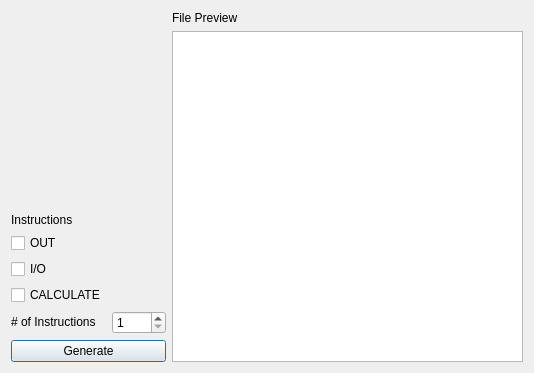
Above: src/randomfileoptionsdialog.ui from stearnsbq/BYRON_STEARNS_CMSC312_2019 before the change. Below: the same form after it.
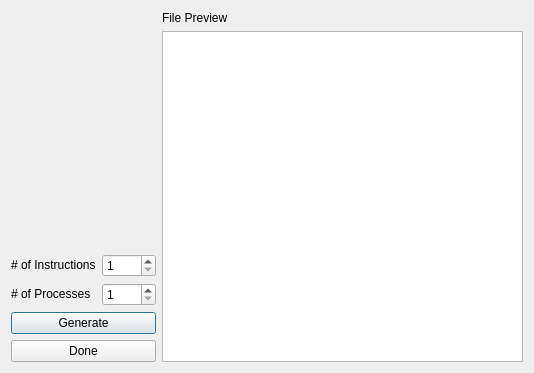
That is the form after the change.

```diff
--- a/src/randomfileoptionsdialog.ui
+++ b/src/randomfileoptionsdialog.ui
@@ -14,7 +14,20 @@
    <string>Random File</string>
   </property>
   <layout class="QGridLayout" name="gridLayout">
-   <item row="3" column="2" rowspan="7">
+   <item row="0" column="2">
+    <widget class="QLabel" name="label_3">
+     <property name="sizePolicy">
+      <sizepolicy hsizetype="Preferred" vsizetype="Fixed">
+       <horstretch>0</horstretch>
+       <verstretch>0</verstretch>
+      </sizepolicy>
+     </property>
+     <property name="text">
+      <string>File Preview</string>
+     </property>
+    </widget>
+   </item>
+   <item row="3" column="2" rowspan="5">
     <widget class="QPlainTextEdit" name="plainTextEdit">
      <property name="sizePolicy">
       <sizepolicy hsizetype="Expanding" vsizetype="Expanding">
@@ -27,21 +40,14 @@
      </property>
     </widget>
    </item>
-   <item row="5" column="0">
-    <widget class="QCheckBox" name="OUT">
-     <property name="text">
-      <string>OUT</string>
-     </property>
-    </widget>
-   </item>
-   <item row="9" column="0" colspan="2">
+   <item row="6" column="0" colspan="2">
     <widget class="QPushButton" name="generate">
      <property name="text">
       <string>Generate</string>
      </property>
     </widget>
    </item>
-   <item row="8" column="0">
+   <item row="4" column="0">
     <widget class="QLabel" name="label">
      <property name="sizePolicy">
       <sizepolicy hsizetype="Fixed" vsizetype="Fixed">
@@ -54,21 +60,14 @@
      </property>
     </widget>
    </item>
-   <item row="6" column="0">
-    <widget class="QCheckBox" name="IO">
+   <item row="7" column="0" colspan="2">
+    <widget class="QPushButton" name="done">
      <property name="text">
-      <string>I/O</string>
+      <string>Done</string>
      </property>
     </widget>
    </item>
-   <item row="7" column="0">
-    <widget class="QCheckBox" name="CALC">
-     <property name="text">
-      <string>CALCULATE</string>
-     </property>
-    </widget>
-   </item>
-   <item row="8" column="1">
+   <item row="4" column="1">
     <widget class="QSpinBox" name="numInstructions">
      <property name="minimum">
       <number>1</number>
@@ -78,29 +77,26 @@
      </property>
     </widget>
    </item>
-   <item row="4" column="0">
+   <item row="5" column="0">
     <widget class="QLabel" name="label_2">
      <property name="sizePolicy">
-      <sizepolicy hsizetype="Preferred" vsizetype="Fixed">
+      <sizepolicy hsizetype="Minimum" vsizetype="Fixed">
        <horstretch>0</horstretch>
        <verstretch>0</verstretch>
       </sizepolicy>
      </property>
      <property name="text">
-      <string>Instructions</string>
+      <string># of Processes</string>
      </property>
     </widget>
    </item>
-   <item row="0" column="2">
-    <widget class="QLabel" name="label_3">
-     <property name="sizePolicy">
-      <sizepolicy hsizetype="Preferred" vsizetype="Fixed">
-       <horstretch>0</horstretch>
-       <verstretch>0</verstretch>
-      </sizepolicy>
+   <item row="5" column="1">
+    <widget class="QSpinBox" name="numProc">
+     <property name="minimum">
+      <number>1</number>
      </property>
-     <property name="text">
-      <string>File Preview</string>
+     <property name="maximum">
+      <number>9999</number>
      </property>
     </widget>
    </item>
```
